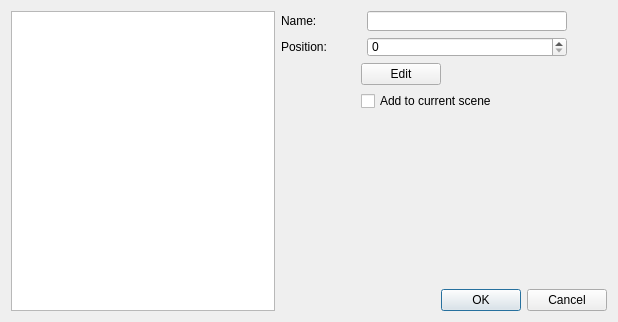
JAntn/wblocks, file FW/UI/addrecord.ui: the form before one commit.
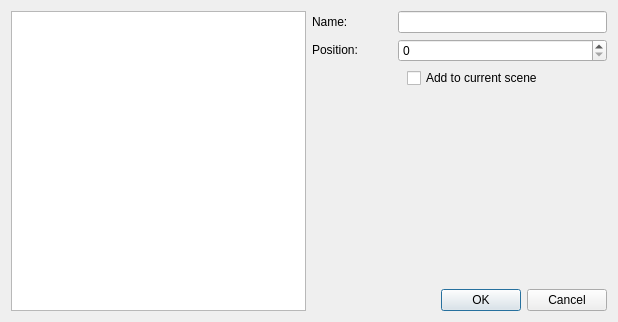
The form after the commit.

```diff
--- a/FW/UI/addrecord.ui
+++ b/FW/UI/addrecord.ui
@@ -44,7 +44,7 @@
            <property name="minimumSize">
             <size>
              <width>80</width>
-             <height>20</height>
+             <height>0</height>
             </size>
            </property>
            <property name="maximumSize">
@@ -63,30 +63,11 @@
            <property name="minimumSize">
             <size>
              <width>200</width>
-             <height>20</height>
-            </size>
-           </property>
-           <property name="maximumSize">
-            <size>
-             <width>200</width>
-             <height>20</height>
+             <height>0</height>
             </size>
            </property>
           </widget>
          </item>
-         <item>
-          <spacer name="horizontalSpacer_7">
-           <property name="orientation">
-            <enum>Qt::Horizontal</enum>
-           </property>
-           <property name="sizeHint" stdset="0">
-            <size>
-             <width>40</width>
-             <height>20</height>
-            </size>
-           </property>
-          </spacer>
-         </item>
         </layout>
        </item>
        <item>
@@ -96,7 +77,7 @@
            <property name="minimumSize">
             <size>
              <width>80</width>
-             <height>20</height>
+             <height>0</height>
             </size>
            </property>
            <property name="maximumSize">
@@ -118,66 +99,7 @@
              <height>20</height>
             </size>
            </property>
-           <property name="maximumSize">
-            <size>
-             <width>200</width>
-             <height>20</height>
-            </size>
-           </property>
           </widget>
-         </item>
-         <item>
-          <spacer name="horizontalSpacer_6">
-           <property name="orientation">
-            <enum>Qt::Horizontal</enum>
-           </property>
-           <property name="sizeHint" stdset="0">
-            <size>
-             <width>40</width>
-             <height>20</height>
-            </size>
-           </property>
-          </spacer>
-         </item>
-        </layout>
-       </item>
-       <item>
-        <layout class="QHBoxLayout" name="horizontalLayout_3">
-         <item>
-          <spacer name="horizontalSpacer_4">
-           <property name="orientation">
-            <enum>Qt::Horizontal</enum>
-           </property>
-           <property name="sizeType">
-            <enum>QSizePolicy::Fixed</enum>
-           </property>
-           <property name="sizeHint" stdset="0">
-            <size>
-             <width>80</width>
-             <height>20</height>
-            </size>
-           </property>
-          </spacer>
-         </item>
-         <item>
-          <widget class="QPushButton" name="EditButton">
-           <property name="text">
-            <string>Edit</string>
-           </property>
-          </widget>
-         </item>
-         <item>
-          <spacer name="horizontalSpacer_3">
-           <property name="orientation">
-            <enum>Qt::Horizontal</enum>
-           </property>
-           <property name="sizeHint" stdset="0">
-            <size>
-             <width>40</width>
-             <height>20</height>
-            </size>
-           </property>
-          </spacer>
          </item>
         </layout>
        </item>
@@ -204,12 +126,6 @@
              <height>20</height>
             </size>
            </property>
-           <property name="maximumSize">
-            <size>
-             <width>200</width>
-             <height>20</height>
-            </size>
-           </property>
            <property name="text">
             <string>Add to current scene</string>
            </property>
@@ -218,19 +134,6 @@
            </property>
           </widget>
          </item>
-         <item>
-          <spacer name="horizontalSpacer_5">
-           <property name="orientation">
-            <enum>Qt::Horizontal</enum>
-           </property>
-           <property name="sizeHint" stdset="0">
-            <size>
-             <width>40</width>
-             <height>20</height>
-            </size>
-           </property>
-          </spacer>
-         </item>
         </layout>
        </item>
        <item>
```
